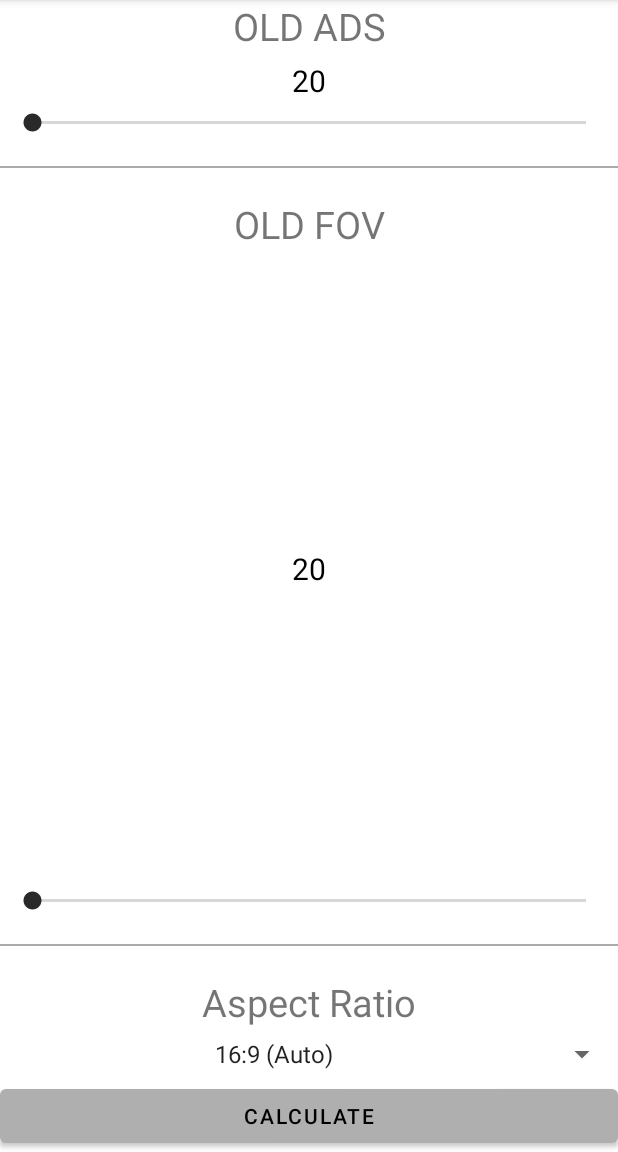
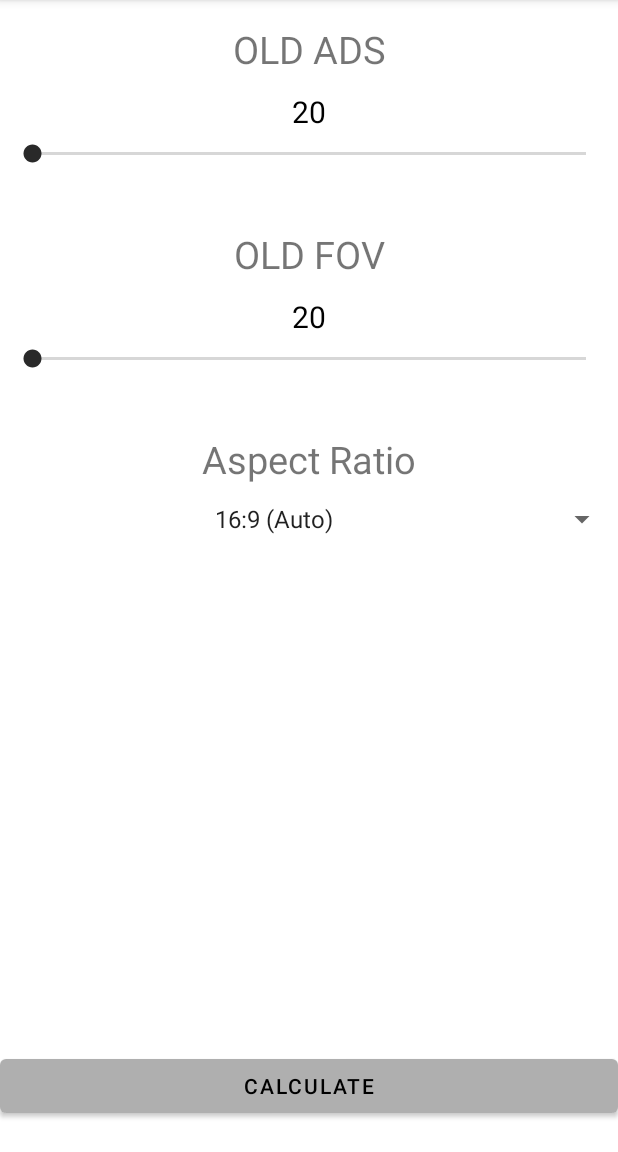
Before and after one commit to antonkesy/r6adssensitivitycalculator-android, an Android app: the screen it shows after launch (MainActivity), on a phone screen of 412 x 824 dp, the part 84-1236 px from its top. Run offline under Robolectric (Android 15) with nearby library versions, the phone set to English and light mode, and no system bars.

Commit message:
Update old_value_layout.xml

```diff
--- a/r6adssensitivitycalculator/app/src/main/res/layout/old_value_layout.xml
+++ b/r6adssensitivitycalculator/app/src/main/res/layout/old_value_layout.xml
@@ -1,85 +1,61 @@
 <?xml version="1.0" encoding="utf-8"?>
-<LinearLayout xmlns:android="http://schemas.android.com/apk/res/android"
+<RelativeLayout xmlns:android="http://schemas.android.com/apk/res/android"
     android:layout_width="match_parent"
     android:layout_height="match_parent"
     android:orientation="vertical">
 
+    <LinearLayout
+        android:id="@+id/adsLayout"
+        style="@style/oldLinearLayoutGroup"
+        android:layout_alignParentTop="true">
+
+
         <TextView
             android:id="@+id/oldAdsTV"
-        android:layout_width="match_parent"
-        android:layout_height="wrap_content"
-        android:gravity="center"
-        android:text="OLD ADS"
-        android:textSize="25sp" />
+            style="@style/oldTextView"
+            android:text="OLD ADS" />
 
         <EditText
             android:id="@+id/editAds"
             style="@style/edit_text_number_input"
-        android:layout_width="match_parent"
-        android:layout_height="wrap_content"
-        android:layout_marginTop="5sp"
-        android:layout_marginBottom="5sp"
-        android:background="@android:color/transparent"
-        android:inputType="number"
             android:text="@string/_20" />
 
         <SeekBar
             android:id="@+id/oldAdsSeekBar"
-        android:layout_width="match_parent"
-        android:layout_height="wrap_content"
-        android:layout_marginStart="5sp"
-        android:layout_marginEnd="5sp" />
+            style="@style/seekBar" />
 
-    <View
-        android:id="@+id/dividerAdsFov"
-        android:layout_width="match_parent"
-        android:layout_height="1dp"
-        android:layout_marginTop="20sp"
-        android:layout_marginBottom="20sp"
-        android:background="@android:color/darker_gray" />
+    </LinearLayout>
+
+
+    <LinearLayout
+        android:id="@+id/fovLayout"
+        style="@style/oldLinearLayoutGroup"
+        android:layout_below="@+id/adsLayout">
 
         <TextView
             android:id="@+id/oldFovTV"
-        android:layout_width="match_parent"
-        android:layout_height="wrap_content"
-        android:gravity="center"
-        android:text="OLD FOV"
-        android:textSize="25sp" />
+            style="@style/oldTextView"
+            android:text="OLD FOV" />
 
         <EditText
             android:id="@+id/editFov"
             style="@style/edit_text_number_input"
-        android:layout_width="match_parent"
-        android:layout_height="wrap_content"
-        android:layout_marginTop="5sp"
-        android:layout_marginBottom="5sp"
-        android:layout_weight="2"
-        android:background="@android:color/transparent"
-        android:inputType="number"
             android:text="@string/_20" />
 
         <SeekBar
             android:id="@+id/oldFovSeekBar"
-        android:layout_width="match_parent"
-        android:layout_height="wrap_content"
-        android:layout_marginStart="5sp"
-        android:layout_marginEnd="5sp" />
+            style="@style/seekBar" />
+    </LinearLayout>
 
-    <View
-        android:id="@+id/dividerFovAspect"
-        android:layout_width="match_parent"
-        android:layout_height="1dp"
-        android:layout_marginTop="20sp"
-        android:layout_marginBottom="20sp"
-        android:background="@android:color/darker_gray" />
+    <LinearLayout
+        android:id="@+id/aspectLayout"
+        style="@style/oldLinearLayoutGroup"
+        android:layout_below="@+id/fovLayout">
 
         <TextView
             android:id="@+id/oldAspectRatio"
-        android:layout_width="match_parent"
-        android:layout_height="wrap_content"
-        android:gravity="center"
-        android:text="Aspect Ratio"
-        android:textSize="25sp" />
+            style="@style/oldTextView"
+            android:text="Aspect Ratio" />
 
         <androidx.appcompat.widget.AppCompatSpinner
             android:id="@+id/aspectRatioSpinner"
@@ -90,11 +66,15 @@
             android:gravity="center"
             android:textAlignment="center" />
 
+    </LinearLayout>
+
     <Button
         android:id="@+id/btnCalculate"
         android:layout_width="match_parent"
         android:layout_height="wrap_content"
+        android:layout_alignParentBottom="true"
+        android:layout_marginBottom="20dp"
         android:text="@string/btn_calculate"
         android:textColor="?color" />
 
-</LinearLayout>
+</RelativeLayout>
```
Lines whose indentation alone changed are shown as unchanged.
